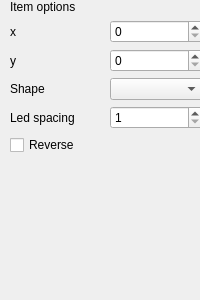
Above: ui/ItemOptions.ui from Fefedu973/OpenRGBVisualMapPlugin before the change. Below: the same form after it.
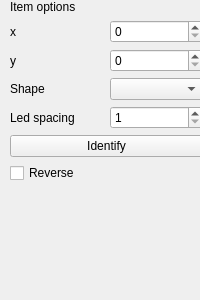
That is the form after the change.

Commit message: Fix #5 - add identify feature

```diff
--- a/ui/ItemOptions.ui
+++ b/ui/ItemOptions.ui
@@ -22,7 +22,7 @@
      <height>281</height>
     </rect>
    </property>
-   <layout class="QVBoxLayout" name="verticalLayout" stretch="0,1,1,1,1,1,1">
+   <layout class="QVBoxLayout" name="verticalLayout" stretch="0,1,1,1,1,0,1,1">
     <property name="spacing">
      <number>6</number>
     </property>
@@ -104,6 +104,13 @@
       </item>
      </layout>
     </item>
+    <item>
+     <widget class="QPushButton" name="identifyButton">
+      <property name="text">
+       <string>Identify</string>
+      </property>
+     </widget>
+    </item>
     <item>
      <layout class="QHBoxLayout" name="horizontalLayout_5">
       <item>
```
The commit also changes 4 other files.
